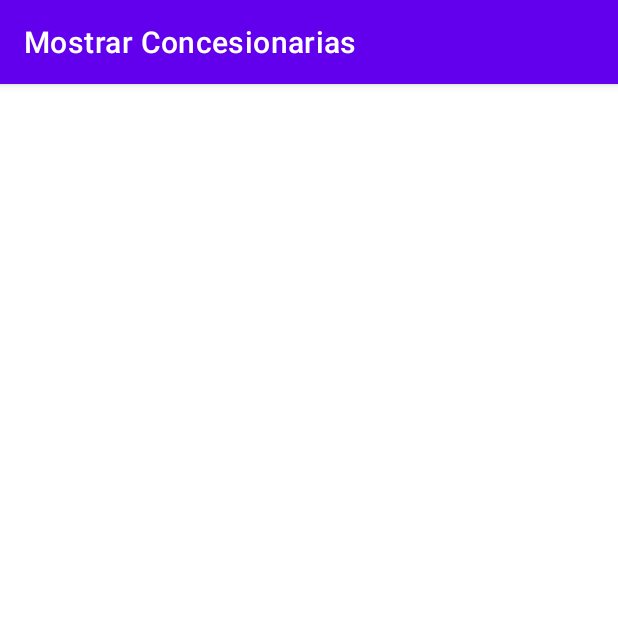
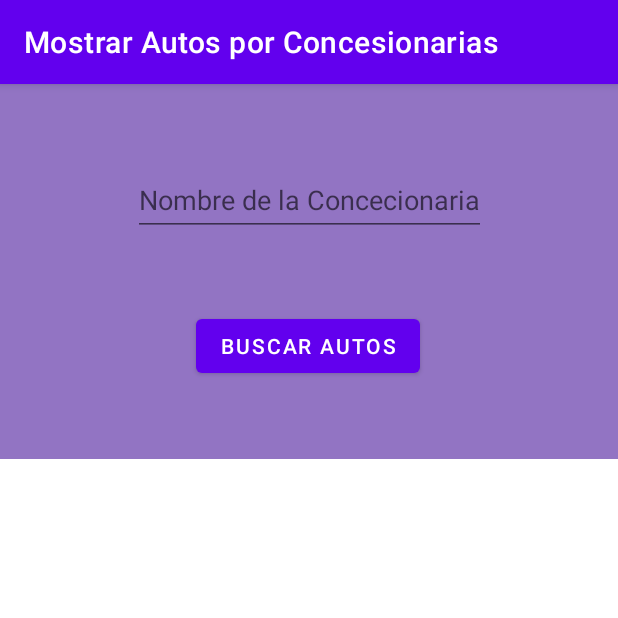
Before and after one commit to 2022B-Software-Computacion/muenala-quinga-miguel-angel, an Android app: the MostrarConcesionarias screen opened directly, with no data from a screen before it, on a phone screen of 412 x 824 dp, the top half of it. Run offline under Robolectric (Android 15) with nearby library versions, the phone set to English and light mode, and no system bars; our stand-ins replace Firebase (no records; nobody signed in at launch, a user with empty details on screens opened directly).

Commit message:
Examen
Código refactorizado del exámen.
Código y funcionalidades terminadas.

```diff
--- a/Concesionaria/app/src/main/java/com/example/concesionaria/MostrarConcesionarias.kt
+++ b/Concesionaria/app/src/main/java/com/example/concesionaria/MostrarConcesionarias.kt
@@ -2,11 +2,50 @@ package com.example.concesionaria
 
 import androidx.appcompat.app.AppCompatActivity
 import android.os.Bundle
+import android.util.Log
+import android.widget.Button
+import android.widget.EditText
+import androidx.recyclerview.widget.LinearLayoutManager
+import androidx.recyclerview.widget.RecyclerView
+import com.example.concesionaria.adapter.ConcesionariaAdapter
+import com.example.concesionaria.adapter.DatosConcesionaria
+import com.google.firebase.firestore.ktx.firestore
+import com.google.firebase.firestore.ktx.toObject
+import com.google.firebase.ktx.Firebase
 
 class MostrarConcesionarias : AppCompatActivity() {
+    val db = Firebase.firestore
+
     override fun onCreate(savedInstanceState: Bundle?) {
         super.onCreate(savedInstanceState)
         setContentView(R.layout.activity_mostrar_concesionarias)
-        this.setTitle("Mostrar Concesionarias")
+        this.setTitle("Mostrar Autos por Concesionarias")
+
+        ObtenerAutos()
+    }
+
+
+    fun ObtenerAutos(){
+        val botonFirestore= findViewById<Button>(R.id.btnBuscarAutos)
+        botonFirestore.setOnClickListener{
+            val nameConc =findViewById<EditText>(R.id.tvMostConcecionaria)
+            val listaAutos = mutableListOf<DatosConcesionaria>()//Lista de documentos de la base de datos
+            db.collection(nameConc.text.toString())
+                .get()
+                .addOnSuccessListener { result ->
+                    for (document in result) {
+                        val auto :DatosConcesionaria = document.toObject(DatosConcesionaria::class.java)
+                        listaAutos.add(auto)
+                    }
+                    Log.d( "Datos de Autos: ", "$listaAutos")
+                }
+            // recyclerView RecyclerView de autos
+            val recyclerView = findViewById<RecyclerView>(R.id.recyclerViewAutos)
+            recyclerView.layoutManager = LinearLayoutManager(this)//this
+            recyclerView.adapter = ConcesionariaAdapter(listaAutos)
+            recyclerView.setHasFixedSize(true)
+
+        }
+
     }
 }
--- a/Concesionaria/app/src/main/res/layout/activity_mostrar_concesionarias.xml
+++ b/Concesionaria/app/src/main/res/layout/activity_mostrar_concesionarias.xml
@@ -6,4 +6,52 @@
     android:layout_height="match_parent"
     tools:context=".MostrarConcesionarias">
 
+    <androidx.recyclerview.widget.RecyclerView
+        android:id="@+id/recyclerViewAutos"
+        android:layout_width="match_parent"
+        android:layout_height="460dp"
+        android:layout_marginStart="16dp"
+        android:layout_marginEnd="16dp"
+        app:layout_constraintBottom_toBottomOf="parent"
+        app:layout_constraintEnd_toEndOf="parent"
+        app:layout_constraintHorizontal_bias="0.5"
+        app:layout_constraintStart_toStartOf="parent"
+        app:layout_constraintTop_toBottomOf="@+id/materialToolbar" />
+
+    <com.google.android.material.appbar.MaterialToolbar
+        android:id="@+id/materialToolbar"
+        android:layout_width="match_parent"
+        android:layout_height="250dp"
+        android:background="#9274C3"
+        android:minHeight="?attr/actionBarSize"
+        android:theme="?attr/actionBarTheme"
+        app:layout_constraintEnd_toEndOf="parent"
+        app:layout_constraintHorizontal_bias="0.5"
+        app:layout_constraintStart_toStartOf="parent"
+        app:layout_constraintTop_toTopOf="parent" />
+
+    <EditText
+        android:id="@+id/tvMostConcecionaria"
+        android:layout_width="wrap_content"
+        android:layout_height="wrap_content"
+        android:hint="Nombre de la Concecionaria"
+        android:minHeight="48dp"
+        app:layout_constraintBottom_toTopOf="@+id/btnBuscarAutos"
+        app:layout_constraintEnd_toEndOf="parent"
+        app:layout_constraintStart_toStartOf="parent"
+        app:layout_constraintTop_toTopOf="@+id/materialToolbar"
+        app:layout_constraintVertical_bias="0.518" />
+
+    <Button
+        android:id="@+id/btnBuscarAutos"
+        android:layout_width="wrap_content"
+        android:layout_height="wrap_content"
+        android:text="Buscar Autos"
+        app:layout_constraintBottom_toBottomOf="@+id/materialToolbar"
+        app:layout_constraintEnd_toEndOf="parent"
+        app:layout_constraintHorizontal_bias="0.498"
+        app:layout_constraintStart_toStartOf="parent"
+        app:layout_constraintTop_toTopOf="@+id/materialToolbar"
+        app:layout_constraintVertical_bias="0.747" />
+
 </androidx.constraintlayout.widget.ConstraintLayout>
--- a/Concesionaria/build.gradle
+++ b/Concesionaria/build.gradle
@@ -1,6 +1,6 @@
 buildscript {
     dependencies {
-        classpath 'com.google.gms:google-services:4.3.13'
+        classpath 'com.google.gms:google-services:4.3.15'
     }
 }
 // Top-level build file where you can add configuration options common to all sub-projects/modules.
```
Also changed, not shown: Concesionaria/app/build.gradle (+13 -7 lines), Concesionaria/app/src/main/AndroidManifest.xml (+9 -0 lines), Concesionaria/app/src/main/java/com/example/concesionaria/ActualizarAuto.kt (+16 -16 lines), Concesionaria/app/src/main/java/com/example/concesionaria/AgregarAuto.kt (+10 -7 lines), Concesionaria/app/src/main/java/com/example/concesionaria/adapter/ConcesionariaAdapter.kt (added, +20 -0 lines), Concesionaria/app/src/main/java/com/example/concesionaria/adapter/ConcesionariaViewHolder.kt (added, +23 -0 lines), Concesionaria/app/src/main/java/com/example/concesionaria/adapter/DatosConcesionaria.kt (added, +8 -0 lines), Concesionaria/app/src/main/res/layout/activity_actualizar_auto.xml (+8 -7 lines), Concesionaria/app/src/main/res/layout/activity_agregar_auto.xml (+6 -5 lines), Concesionaria/app/src/main/res/layout/activity_main.xml (+4 -16 lines), Concesionaria/app/src/main/res/layout/item_autos.xml (added, +93 -0 lines), 4 other files.
